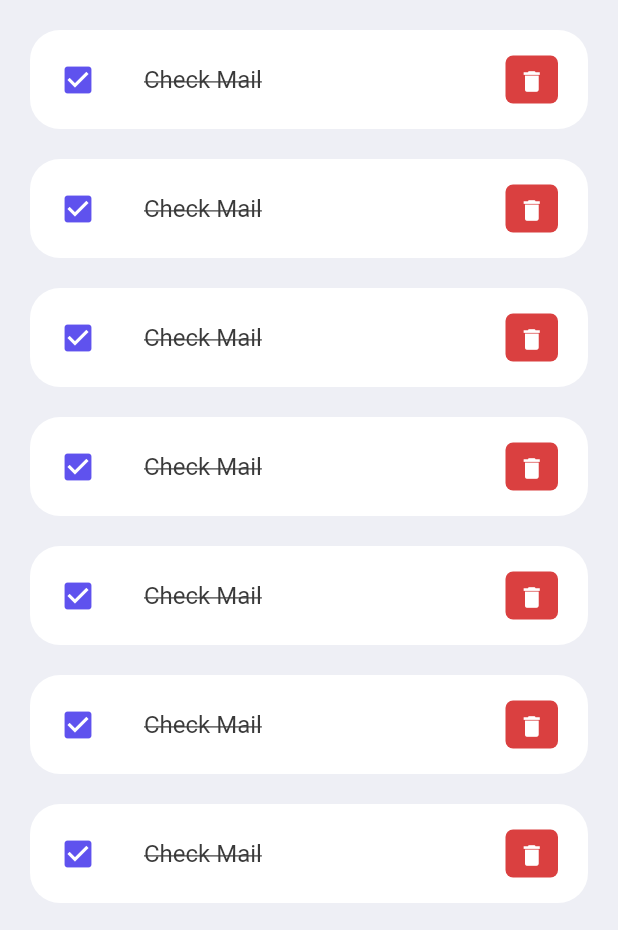
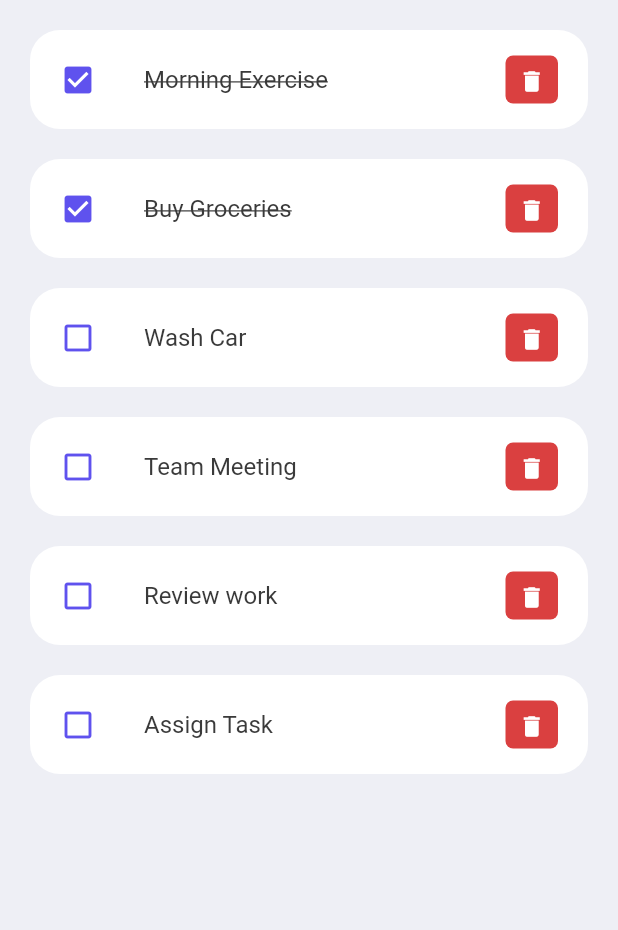
Before and after one commit to asmit-gupta/Todolist, a Flutter app: the screen it shows after launch, on a phone screen of 412 x 824 dp, the part 306-1236 px from its top. Run offline on Flutter 3.47's test engine with Material 2 defaults, Android fonts, the phone set to English and light mode, and no system bars.

Commit message:
Added the full UI with function of todo list

```diff
--- /dev/null
+++ b/lib/model/todo.dart
@@ -0,0 +1,34 @@
+class ToDo {
+  String? id;
+  String? todotext;
+  bool isDone;
+
+  ToDo({
+    required this.id,
+    required this.todotext,
+    this.isDone = false,
+  });
+
+  static List<ToDo> todoList() {
+    return [
+      ToDo(id: '01', todotext: 'Morning Exercise', isDone: true),
+      ToDo(id: '02', todotext: 'Buy Groceries', isDone: true),
+      ToDo(
+        id: '03',
+        todotext: 'Wash Car',
+      ),
+      ToDo(
+        id: '04',
+        todotext: 'Team Meeting  ',
+      ),
+      ToDo(
+        id: '05',
+        todotext: 'Review work',
+      ),
+      ToDo(
+        id: '06',
+        todotext: 'Assign Task',
+      ),
+    ];
+  }
+}
--- a/lib/screens/home.dart
+++ b/lib/screens/home.dart
@@ -2,10 +2,13 @@
 
 import 'package:flutter/material.dart';
 import 'package:todo_app/constants/colors.dart';
+import 'package:todo_app/model/todo.dart';
 import 'package:todo_app/widgets/todo_item.dart';
 
 class Home extends StatelessWidget {
-  const Home({super.key});
+  Home({super.key});
+
+  final todosList = ToDo.todoList();
 
   @override
   Widget build(BuildContext context) {
@@ -58,14 +61,10 @@ class Home extends StatelessWidget {
                       ),
                     ),
                   ),
-                  ToDoItem(),
-                  ToDoItem(),
-                  ToDoItem(),
-                  ToDoItem(),
-                  ToDoItem(),
-                  ToDoItem(),
-                  ToDoItem(),
-                  ToDoItem(),
+                  for (ToDo todoo in todosList)
+                    ToDoItem(
+                      todo: todoo,
+                    ),
                 ],
               ),
             )
--- a/lib/widgets/todo_item.dart
+++ b/lib/widgets/todo_item.dart
@@ -1,10 +1,13 @@
 // ignore_for_file: prefer_const_constructors
 
 import 'package:flutter/material.dart';
+import 'package:todo_app/model/todo.dart';
 import 'package:todo_app/constants/colors.dart';
 
 class ToDoItem extends StatelessWidget {
-  const ToDoItem({super.key});
+  final ToDo todo;
+
+  const ToDoItem({super.key, required this.todo});
 
   @override
   Widget build(BuildContext context) {
@@ -23,15 +26,15 @@ class ToDoItem extends StatelessWidget {
         ),
         tileColor: Colors.white,
         leading: Icon(
-          Icons.check_box,
+          todo.isDone ? Icons.check_box : Icons.check_box_outline_blank,
           color: tdBlue,
         ),
         title: Text(
-          'Check Mail',
+          todo.todotext!,
           style: TextStyle(
             fontSize: 16,
             color: tdBlack,
-            decoration: TextDecoration.lineThrough,
+            decoration: todo.isDone ? TextDecoration.lineThrough : null,
           ),
         ),
         trailing: Container(
```
